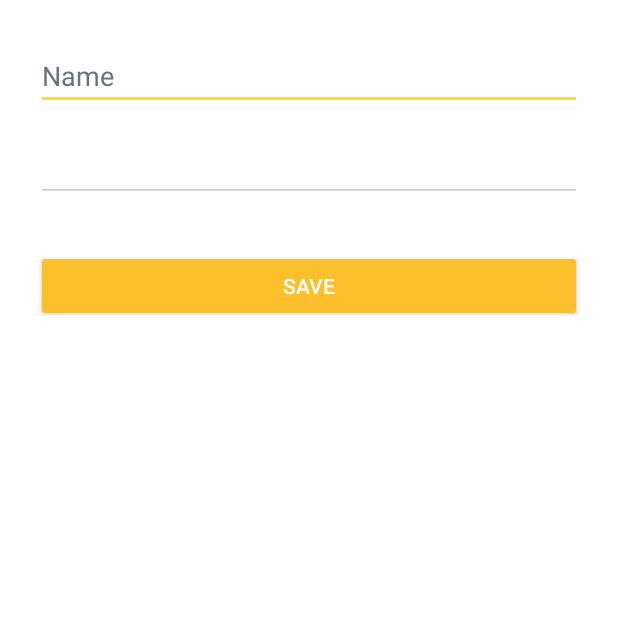
After one commit to JaydenNatsume/BeeRecording, an Android app: the UpdateUsername screen opened directly, with no data from a screen before it, on a phone screen of 412 x 824 dp, the top half of it. The commit adds this screen. Run offline under Robolectric (Android 15) with nearby library versions, the phone set to English and light mode, and no system bars; 1 statement that could not run was skipped.

Commit message:
Add update username page.

```diff
--- /dev/null
+++ b/app/src/main/java/com/sourcey/materiallogindemo/Information/UpdateUsername.java
@@ -0,0 +1,29 @@
+package com.sourcey.materiallogindemo.Information;
+
+import android.support.v7.app.AppCompatActivity;
+import android.os.Bundle;
+import android.view.View;
+import android.widget.EditText;
+
+import com.sourcey.materiallogindemo.R;
+
+public class UpdateUsername extends AppCompatActivity {
+
+    @Override
+    protected void onCreate(Bundle savedInstanceState) {
+        super.onCreate(savedInstanceState);
+        setContentView(R.layout.activity_update_username);
+
+        EditText username_edit = findViewById(R.id.information_name);
+        username_edit.setOnClickListener(new View.OnClickListener() {
+            @Override
+            public void onClick(View view) {
+                // Save and update username to database.
+
+
+                // After save the change of username, back to last Fragment.
+                UpdateUsername.this.finish();
+            }
+        });
+    }
+}
--- /dev/null
+++ b/app/src/main/res/layout/activity_update_username.xml
@@ -0,0 +1,60 @@
+<?xml version="1.0" encoding="utf-8"?>
+<android.support.constraint.ConstraintLayout xmlns:android="http://schemas.android.com/apk/res/android"
+    xmlns:app="http://schemas.android.com/apk/res-auto"
+    xmlns:tools="http://schemas.android.com/tools"
+    android:layout_width="match_parent"
+    android:layout_height="match_parent"
+    tools:context="com.sourcey.materiallogindemo.Information.UpdateUsername">
+
+    <LinearLayout
+        android:orientation="vertical"
+        android:layout_width="match_parent"
+        android:layout_height="wrap_content"
+        android:paddingTop="20dp"
+        android:paddingLeft="24dp"
+        android:paddingRight="24dp">
+
+        <!-- Name Label -->
+        <LinearLayout
+            android:id="@+id/usernameInputLayoutName"
+            android:layout_width="match_parent"
+            android:layout_height="wrap_content"
+            android:layout_marginTop="8dp"
+            android:layout_marginBottom="8dp">
+
+            <EditText android:id="@+id/username_name"
+                android:layout_width="match_parent"
+                android:layout_height="wrap_content"
+                android:inputType="none"
+                android:hint="Name" />
+
+        </LinearLayout>
+
+        <!-- Name Update EditText -->
+        <LinearLayout
+            android:layout_width="match_parent"
+            android:layout_height="wrap_content"
+            android:layout_marginTop="8dp"
+            android:layout_marginBottom="8dp">
+
+            <EditText android:id="@+id/update_username"
+                android:layout_width="match_parent"
+                android:layout_height="wrap_content"
+                android:inputType="textPersonName"
+                />
+
+        </LinearLayout>
+
+        <!-- Save Button -->
+        <android.support.v7.widget.AppCompatButton
+            android:id="@+id/btn_username_save"
+            android:layout_width="fill_parent"
+            android:layout_height="wrap_content"
+            android:layout_marginTop="24dp"
+            android:layout_marginBottom="24dp"
+            android:padding="12dp"
+            android:text="Save"/>
+
+    </LinearLayout>
+
+</android.support.constraint.ConstraintLayout>
```
Also changed, not shown: app/src/main/AndroidManifest.xml (+11 -7 lines), app/src/main/java/com/sourcey/materiallogindemo/Fragments/FragmentInformation.java (+12 -0 lines), app/src/main/res/layout/fragment_information.xml (+10 -10 lines), 1 other file.
